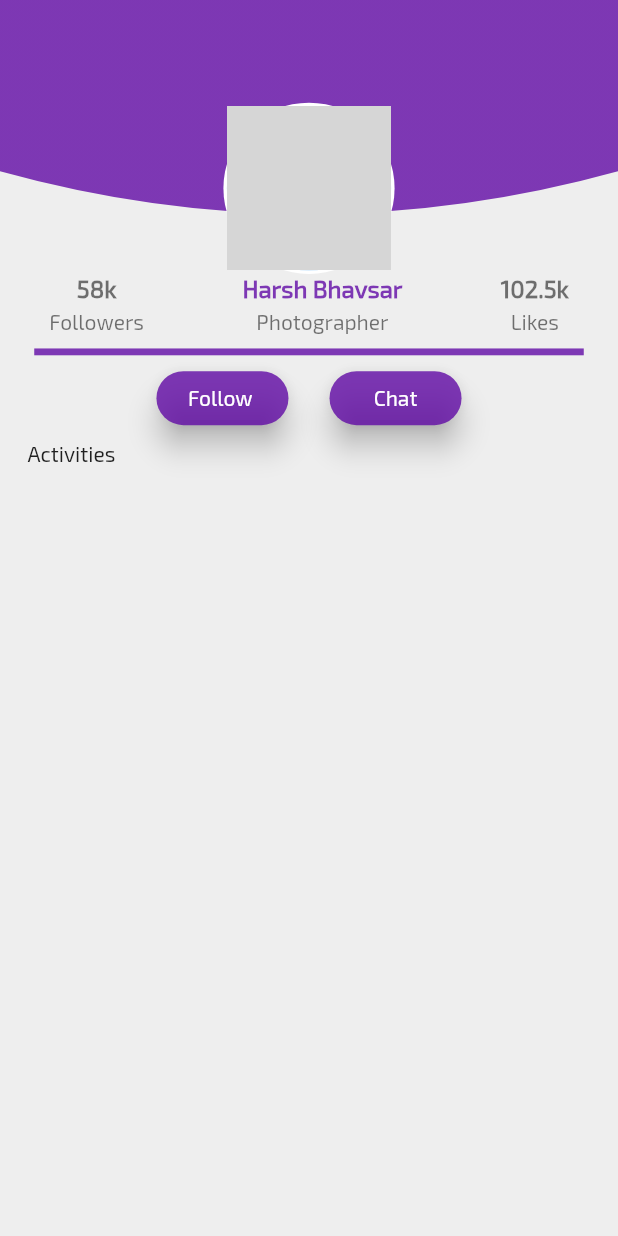
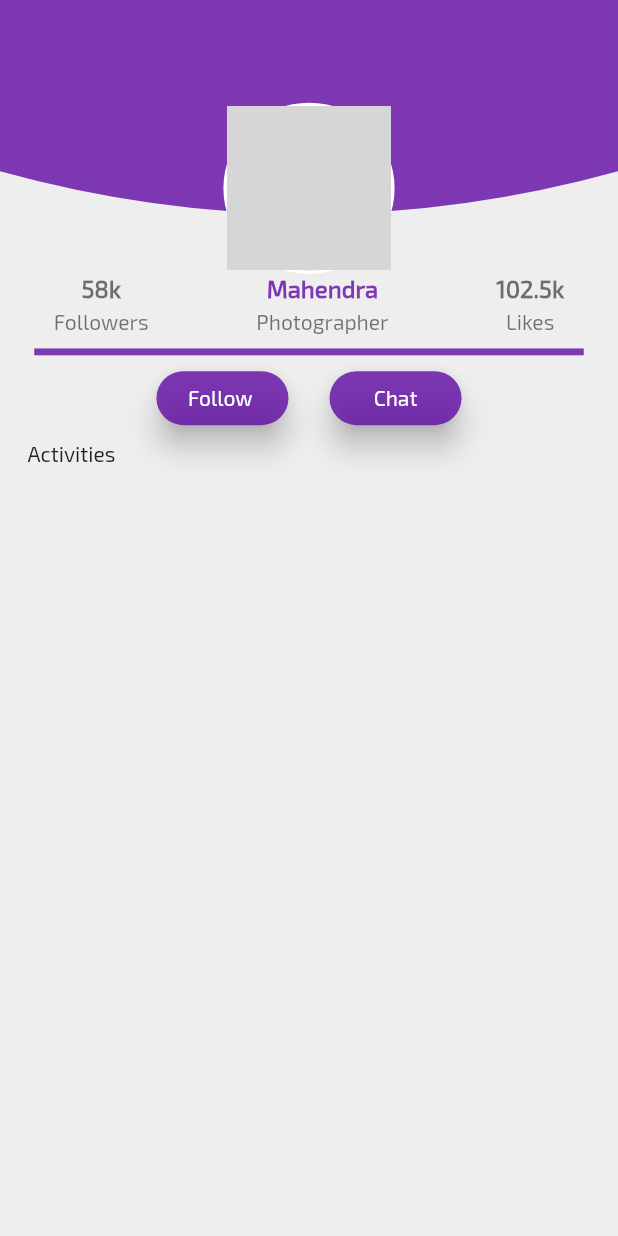
Before and after one commit to mahendramahi/FlutterLoginSignupOnboard, a Flutter app: the ProfilePage screen opened directly, on a phone screen of 412 x 824 dp. Run offline on Flutter 3.47's test engine with Material 2 defaults, Android fonts, the phone set to English and light mode, and no system bars; our stand-ins replace connectivity, flutter_secure_storage; accounts and stored records are empty; network calls fail; grey boxes are pictures that could not be loaded.

Commit message:
little changes

```diff
--- a/lib/ui/page_home.dart
+++ b/lib/ui/page_home.dart
@@ -53,7 +53,8 @@ class _HomePageState extends State<HomePage> with TickerProviderStateMixin {
         break;
       case 1:
         //Search Page
-        tabView = [PageComingSoon()];
+       // tabView = [PageComingSoon()];
+       tabView = [ProfilePage()];
         break;
       case 2:
         //Profile Page
--- a/lib/ui/page_profile.dart
+++ b/lib/ui/page_profile.dart
@@ -27,12 +27,15 @@ class _ProfilePageState extends State<ProfilePage> {
         systemNavigationBarIconBrightness: Brightness.dark,
         systemNavigationBarColor: backgroundColor),
         child: Container(
-          child: SingleChildScrollView(
-            physics: ClampingScrollPhysics(),
-            child: Column(
+          child: Column(
               children: <Widget>[upperPart()],
             ),
-          ),
+          // child: SingleChildScrollView(
+          //   physics: ClampingScrollPhysics(),
+          //   child: Column(
+          //     children: <Widget>[upperPart()],
+          //   ),
+          // ),
         ),
       ),
     );
@@ -131,7 +134,7 @@ class _ProfilePageState extends State<ProfilePage> {
             maxRadius: size.getWidthPx(48),
             foregroundColor: colorCurve,
             backgroundImage: NetworkImage(
-                'https://avatars3.githubusercontent.com/u/17440971?s=400&u=b0d8df93a2e45812e577358cd66849e9d7cf0f90&v=4'),
+                'https://avatars0.githubusercontent.com/u/9445572?s=400&v=4'),
           ),
         ),
       ),
@@ -161,7 +164,7 @@ class _ProfilePageState extends State<ProfilePage> {
   Column nameWidget() {
     return Column(
       children: <Widget>[
-        Text("Harsh Bhavsar",
+        Text("Mahendra",
             style: TextStyle(
                 fontFamily: "Exo2",
                 fontSize: 16.0,
--- a/lib/ui/photo_list.dart
+++ b/lib/ui/photo_list.dart
@@ -30,7 +30,8 @@ class _PhotosListState extends State<PhotosList> implements ApiListener {
   Padding staggeredBody() {
     return Padding(
       padding: EdgeInsets.symmetric(horizontal:size.getWidthPx(8)),
-      child: StaggeredGridView.countBuilder(
+      child: SingleChildScrollView(
+        child: StaggeredGridView.countBuilder(
         crossAxisCount: 3,
         physics: BouncingScrollPhysics(),
         shrinkWrap: true,
@@ -49,6 +50,7 @@ class _PhotosListState extends State<PhotosList> implements ApiListener {
         staggeredTileBuilder: (int index) => StaggeredTile.count(1, index.isEven ? 1.5 : 1),
         mainAxisSpacing: size.getWidthPx(4),
         crossAxisSpacing: size.getWidthPx(4),
+      ),
       ),
     );
   }
```
Also changed, not shown: lib/ui/page_search.dart (+6 -6 lines), lib/widgets/bottom_navigationBar.dart (+10 -10 lines).
